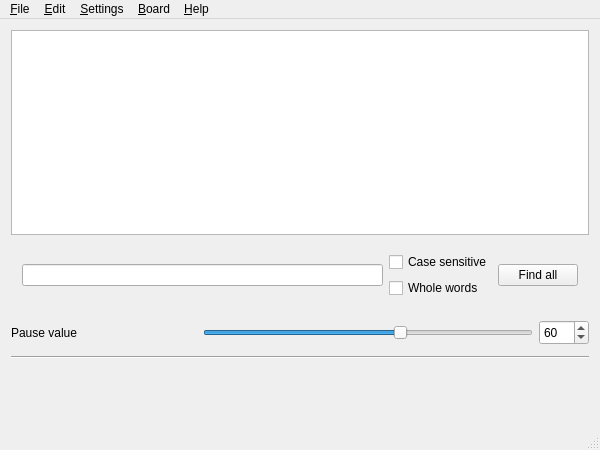
Old version of the form OpenBoard/mainwindow.ui in the repository ITAAcademy/OpenBoard.
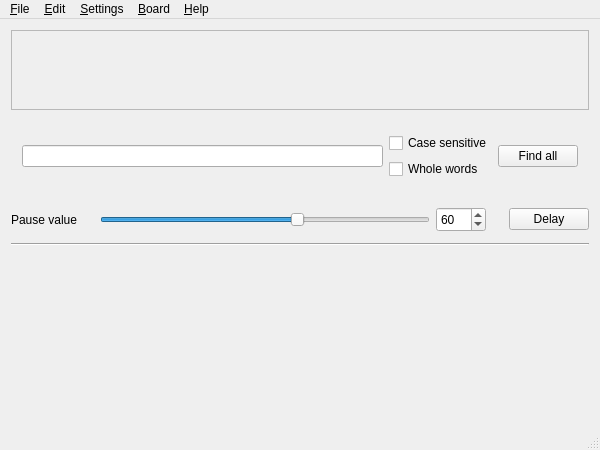
New version of the form. Icons and pictures are not drawn.

```diff
--- a/OpenBoard/mainwindow.ui
+++ b/OpenBoard/mainwindow.ui
@@ -141,6 +141,26 @@
            </property>
           </widget>
          </item>
+         <item>
+          <spacer name="horizontalSpacer_2">
+           <property name="orientation">
+            <enum>Qt::Horizontal</enum>
+           </property>
+           <property name="sizeHint" stdset="0">
+            <size>
+             <width>40</width>
+             <height>20</height>
+            </size>
+           </property>
+          </spacer>
+         </item>
+         <item>
+          <widget class="QPushButton" name="button_Delay">
+           <property name="text">
+            <string>Delay</string>
+           </property>
+          </widget>
+         </item>
         </layout>
        </item>
       </layout>
@@ -422,7 +442,14 @@
     <item row="1" column="0">
      <layout class="QVBoxLayout" name="verticalLayout">
       <item>
-       <widget class="QTextEdit" name="textEdit"/>
+       <widget class="QFrame" name="frame">
+        <property name="frameShape">
+         <enum>QFrame::StyledPanel</enum>
+        </property>
+        <property name="frameShadow">
+         <enum>QFrame::Raised</enum>
+        </property>
+       </widget>
       </item>
       <item>
        <widget class="QWidget" name="widget_Find" native="true">
```
Left out of the diff: 53 changed lines with no effect on the pictures.
